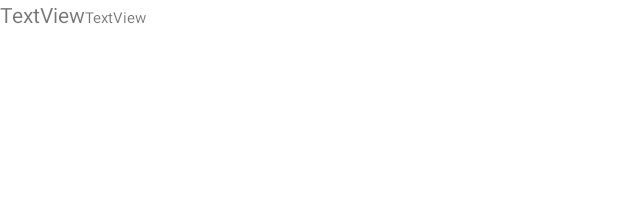
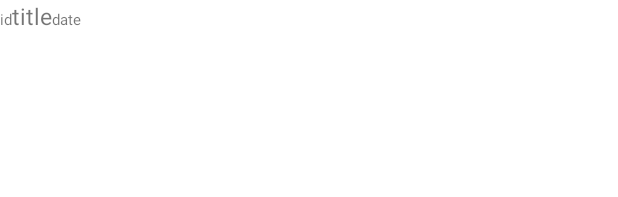
Before and after one commit to rnqhqaltjs/Whatareyouupto, an Android app: the layout todoitem_main.xml on its own in the app's theme, with its tools: preview values and no code run, on a phone screen of 412 x 824 dp. Shown: the top 197 px of the screen. Run offline under Robolectric (Android 15) with nearby library versions, the phone set to English and light mode, and no system bars.

Commit message:
Initial commit

```diff
--- a/app/src/main/java/com/example/whatareyouupto/ToDo/RecyclerViewAdapter.kt
+++ b/app/src/main/java/com/example/whatareyouupto/ToDo/RecyclerViewAdapter.kt
@@ -34,6 +34,7 @@ class RecyclerViewAdapter(val context: Context,  val listData:ArrayList<Memo>, v
         fun setMemo(memo: Memo){
             binding.id.text = memo.id.toString()
             binding.title.text = memo.title
+            binding.date.text = memo.date
 
         }
 
--- a/app/src/main/java/com/example/whatareyouupto/sqlite/Memo.kt
+++ b/app/src/main/java/com/example/whatareyouupto/sqlite/Memo.kt
@@ -2,5 +2,6 @@ package com.example.whatareyouupto.sqlite
 
 data class Memo(
     var id:Long?,
-    var title: String
+    var title: String,
+    var date:String?
 )
--- a/app/src/main/res/layout/activity_todoadd.xml
+++ b/app/src/main/res/layout/activity_todoadd.xml
@@ -13,6 +13,12 @@
         android:layout_height="wrap_content"
         android:hint="일정 이름"/>
 
+    <TextView
+        android:id="@+id/todo_date"
+        android:layout_width="match_parent"
+        android:layout_height="wrap_content"
+        android:text="TextView" />
+
     <Button
         android:id="@+id/todo_complete"
         android:layout_width="match_parent"
--- a/app/src/main/res/layout/todoitem_main.xml
+++ b/app/src/main/res/layout/todoitem_main.xml
@@ -8,13 +8,21 @@
         android:id="@+id/id"
         android:layout_width="wrap_content"
         android:layout_height="wrap_content"
-        android:text="TextView" />
+        android:text="id"
+        android:textSize="10sp"/>
 
     <TextView
         android:id="@+id/title"
         android:layout_width="wrap_content"
         android:layout_height="wrap_content"
-        android:text="TextView"
-        android:textSize="10sp" />
+        android:text="title"
+        android:textSize="15sp" />
+
+    <TextView
+        android:id="@+id/date"
+        android:layout_width="wrap_content"
+        android:layout_height="wrap_content"
+        android:text="date"
+        android:textSize="10sp"/>
 
 </LinearLayout>
```
Also changed, not shown: app/src/main/java/com/example/whatareyouupto/MainActivity.kt (+26 -20 lines), app/src/main/java/com/example/whatareyouupto/ToDo/TodoaddActivity.kt (+7 -6 lines), app/src/main/java/com/example/whatareyouupto/sqlite/SQLiteOpenHelper.kt (+6 -3 lines).
